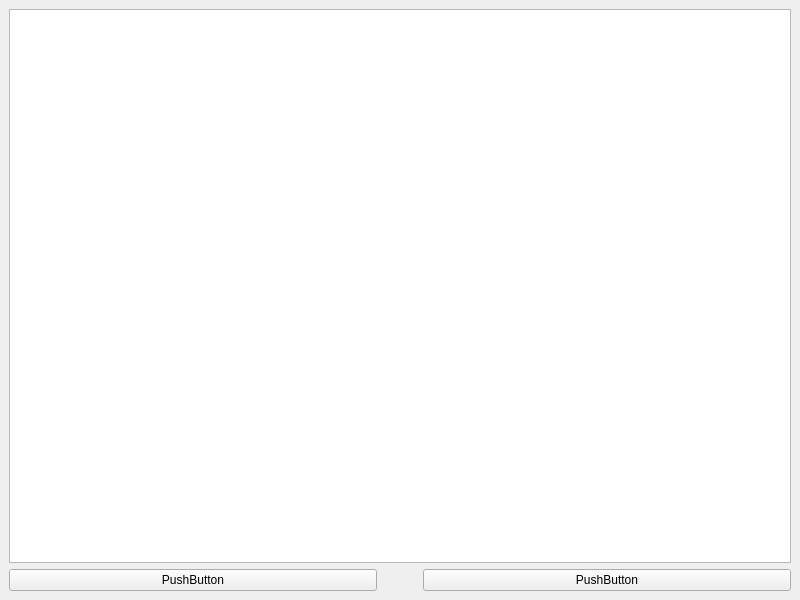
The window that ui/Matrix.ui (unitedtimur/unigame) describes before a commit, drawn with Qt 5.
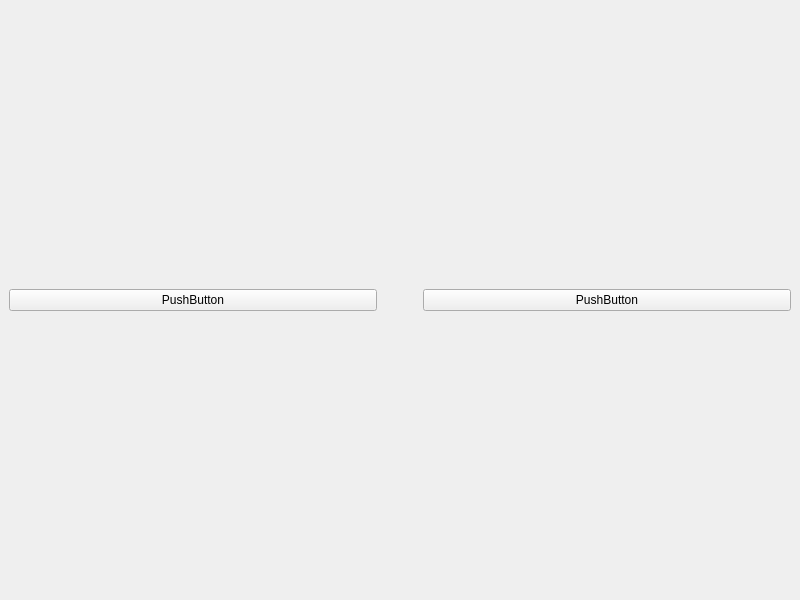
The same window after the commit.

```diff
--- a/ui/Matrix.ui
+++ b/ui/Matrix.ui
@@ -23,13 +23,6 @@
    <layout class="QHBoxLayout" name="horizontalLayout">
     <item>
      <layout class="QVBoxLayout" name="verticalLayout">
-      <item>
-       <widget class="QGraphicsView" name="graphicsView">
-        <property name="transformationAnchor">
-         <enum>QGraphicsView::NoAnchor</enum>
-        </property>
-       </widget>
-      </item>
       <item>
        <layout class="QHBoxLayout" name="buttonLayout">
         <item>
```
